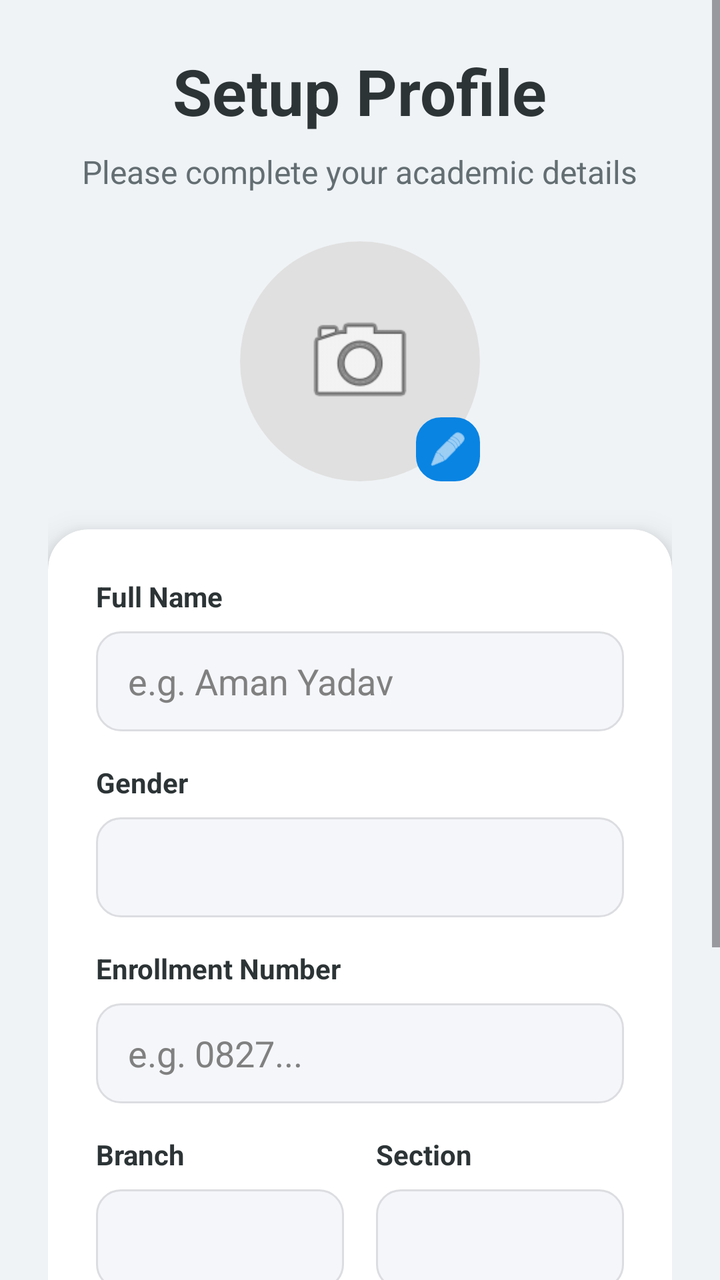
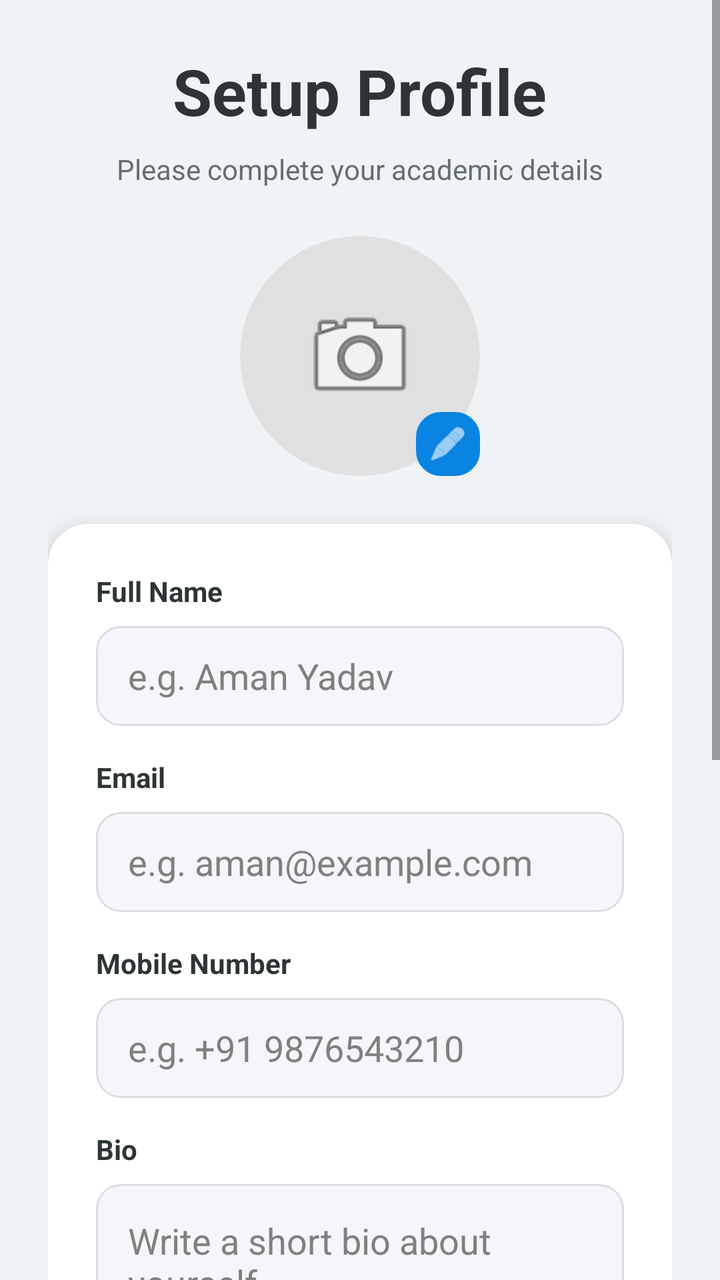

Compare the two renders of this Android layout. The source of the first and the diff that turns it into the second are given below.
<!-- AndroidManifest.xml: application theme Theme.Campus_Sphere -->
<!-- res/layout/activity_user_details.xml -->
<?xml version="1.0" encoding="utf-8"?>
<ScrollView xmlns:android="http://schemas.android.com/apk/res/android"
    xmlns:app="http://schemas.android.com/apk/res-auto"
    android:layout_width="match_parent"
    android:layout_height="match_parent"
    android:fillViewport="true"
    android:background="#EFF3F6">

    <LinearLayout
        android:layout_width="match_parent"
        android:layout_height="wrap_content"
        android:orientation="vertical"
        android:padding="24dp"
        android:gravity="center_horizontal">

        <TextView
            android:layout_width="wrap_content"
            android:layout_height="wrap_content"
            android:text="Setup Profile"
            android:textSize="32sp"
            android:textStyle="bold"
            android:textColor="#2D3436"
            android:layout_marginBottom="8dp"/>

        <TextView
            android:layout_width="wrap_content"
            android:layout_height="wrap_content"
            android:text="Please complete your academic details"
            android:textSize="16sp"
            android:textColor="#636E72"
            android:layout_marginBottom="24dp"/>

        <FrameLayout
            android:layout_width="120dp"
            android:layout_height="120dp"
            android:layout_marginBottom="24dp">

            <androidx.cardview.widget.CardView
                android:layout_width="match_parent"
                android:layout_height="match_parent"
                app:cardCornerRadius="60dp"
                app:cardElevation="0dp">
                <ImageView
                    android:id="@+id/profileImage"
                    android:layout_width="match_parent"
                    android:layout_height="match_parent"
                    android:src="@android:drawable/ic_menu_camera"
                    android:scaleType="centerCrop"
                    android:background="#E0E0E0"
                    android:padding="30dp"/>
            </androidx.cardview.widget.CardView>

            <ImageView
                android:layout_width="32dp"
                android:layout_height="32dp"
                android:src="@android:drawable/ic_menu_edit"
                android:background="@drawable/bg_input_field"
                android:backgroundTint="#0984E3"
                android:padding="6dp"
                android:layout_gravity="bottom|end"
                app:tint="#FFFFFF"/>
        </FrameLayout>

        <androidx.cardview.widget.CardView
            android:layout_width="match_parent"
            android:layout_height="wrap_content"
            app:cardCornerRadius="20dp"
            app:cardElevation="10dp"
            app:cardBackgroundColor="#FFFFFF">

            <LinearLayout
                android:layout_width="match_parent"
                android:layout_height="wrap_content"
                android:orientation="vertical"
                android:padding="24dp">

                <TextView
                    android:layout_width="wrap_content"
                    android:layout_height="wrap_content"
                    android:text="Full Name"
                    android:textStyle="bold"
                    android:textColor="#2D3436"
                    android:layout_marginBottom="8dp"/>
                <EditText
                    android:id="@+id/name"
                    android:layout_width="match_parent"
                    android:layout_height="50dp"
                    android:hint="e.g. Aman Yadav"
                    android:textColor="#000000"
                    android:textColorHint="#808080"
                    android:background="@drawable/bg_input_field"
                    android:paddingStart="16dp"
                    android:paddingEnd="16dp"
                    android:inputType="textPersonName"
                    android:layout_marginBottom="16dp"/>

                <TextView
                    android:layout_width="wrap_content"
                    android:layout_height="wrap_content"
                    android:text="Gender"
                    android:textStyle="bold"
                    android:textColor="#2D3436"
                    android:layout_marginBottom="8dp"/>
                <FrameLayout
                    android:layout_width="match_parent"
                    android:layout_height="50dp"
                    android:background="@drawable/bg_input_field"
                    android:layout_marginBottom="16dp">
                    <Spinner
                        android:id="@+id/genderSpinner"
                        android:layout_width="match_parent"
                        android:layout_height="match_parent"
                        android:background="@null"
                        android:spinnerMode="dropdown"/>
                </FrameLayout>

                <TextView
                    android:layout_width="wrap_content"
                    android:layout_height="wrap_content"
                    android:text="Enrollment Number"
                    android:textStyle="bold"
                    android:textColor="#2D3436"
                    android:layout_marginBottom="8dp"/>
                <EditText
                    android:id="@+id/enrollment"
                    android:layout_width="match_parent"
                    android:layout_height="50dp"
                    android:hint="e.g. 0827..."
                    android:textColor="#000000"
                    android:textColorHint="#808080"
                    android:background="@drawable/bg_input_field"
                    android:paddingStart="16dp"
                    android:paddingEnd="16dp"
                    android:inputType="text"
                    android:layout_marginBottom="16dp"/>

                <LinearLayout
                    android:layout_width="match_parent"
                    android:layout_height="wrap_content"
                    android:orientation="horizontal"
                    android:baselineAligned="false">

                    <LinearLayout
                        android:layout_width="0dp"
                        android:layout_height="wrap_content"
                        android:layout_weight="1"
                        android:orientation="vertical"
                        android:layout_marginEnd="8dp">
                        <TextView
                            android:layout_width="wrap_content"
                            android:layout_height="wrap_content"
                            android:text="Branch"
                            android:textStyle="bold"
                            android:textColor="#2D3436"
                            android:layout_marginBottom="8dp"/>
                        <FrameLayout
                            android:layout_width="match_parent"
                            android:layout_height="50dp"
                            android:background="@drawable/bg_input_field">
                            <Spinner
                                android:id="@+id/branchSpinner"
                                android:layout_width="match_parent"
                                android:layout_height="match_parent"
                                android:background="@null"
                                android:spinnerMode="dropdown"/>
                        </FrameLayout>
                    </LinearLayout>

                    <LinearLayout
                        android:layout_width="0dp"
                        android:layout_height="wrap_content"
                        android:layout_weight="1"
                        android:orientation="vertical"
                        android:layout_marginStart="8dp">
                        <TextView
                            android:layout_width="wrap_content"
                            android:layout_height="wrap_content"
                            android:text="Section"
                            android:textStyle="bold"
                            android:textColor="#2D3436"
                            android:layout_marginBottom="8dp"/>
                        <FrameLayout
                            android:layout_width="match_parent"
                            android:layout_height="50dp"
                            android:background="@drawable/bg_input_field">
                            <Spinner
                                android:id="@+id/sectionSpinner"
                                android:layout_width="match_parent"
                                android:layout_height="match_parent"
                                android:background="@null"
                                android:spinnerMode="dropdown"/>
                        </FrameLayout>
                    </LinearLayout>
                </LinearLayout>

                <TextView
                    android:layout_width="wrap_content"
                    android:layout_height="wrap_content"
                    android:text="Area of Interest"
                    android:textStyle="bold"
                    android:textColor="#2D3436"
                    android:layout_marginTop="16dp"
                    android:layout_marginBottom="8dp"/>
                <EditText
                    android:id="@+id/interest"
                    android:layout_width="match_parent"
                    android:layout_height="50dp"
                    android:hint="e.g. Artificial Intelligence"
                    android:textColor="#000000"
                    android:textColorHint="#808080"
                    android:background="@drawable/bg_input_field"
                    android:paddingStart="16dp"
                    android:paddingEnd="16dp"
                    android:inputType="text"
                    android:layout_marginBottom="24dp"/>

                <Button
                    android:id="@+id/submitBtn"
                    android:layout_width="match_parent"
                    android:layout_height="55dp"
                    android:text="Save Profile"
                    android:textSize="18sp"
                    android:textStyle="bold"
                    android:textColor="#FFFFFF"
                    android:backgroundTint="#0984E3"
                    app:cornerRadius="12dp"/>

            </LinearLayout>
        </androidx.cardview.widget.CardView>
    </LinearLayout>
</ScrollView>
<!-- resources referenced by this layout -->
<resources>
  <!-- drawable bg_input_field (drawable) -->
  <?xml version="1.0" encoding="utf-8"?>
  <shape xmlns:android="http://schemas.android.com/apk/res/android">
      <solid android:color="#F5F6FA" /> <corners android:radius="12dp" /> <stroke android:width="1dp" android:color="#DCDDE1" /> </shape>
  <style name="Theme.Campus_Sphere" parent="Base.Theme.Campus_Sphere" />
  <style name="Base.Theme.Campus_Sphere" parent="Theme.Material3.DayNight.NoActionBar">
          
          
      </style>
</resources>

<!-- the commit's change to res/layout/activity_user_details.xml (unified diff, before → after) -->
@@ -26,7 +26,7 @@
             android:layout_width="wrap_content"
             android:layout_height="wrap_content"
             android:text="Please complete your academic details"
-            android:textSize="16sp"
+            android:textSize="14sp"
             android:textColor="#636E72"
             android:layout_marginBottom="24dp"/>
 
@@ -74,145 +74,42 @@
                 android:orientation="vertical"
                 android:padding="24dp">
 
-                <TextView
-                    android:layout_width="wrap_content"
-                    android:layout_height="wrap_content"
-                    android:text="Full Name"
-                    android:textStyle="bold"
-                    android:textColor="#2D3436"
-                    android:layout_marginBottom="8dp"/>
-                <EditText
-                    android:id="@+id/name"
-                    android:layout_width="match_parent"
-                    android:layout_height="50dp"
-                    android:hint="e.g. Aman Yadav"
-                    android:textColor="#000000"
-                    android:textColorHint="#808080"
-                    android:background="@drawable/bg_input_field"
-                    android:paddingStart="16dp"
-                    android:paddingEnd="16dp"
-                    android:inputType="textPersonName"
-                    android:layout_marginBottom="16dp"/>
+                
+                <TextView android:layout_width="wrap_content" android:layout_height="wrap_content" android:text="Full Name" android:textStyle="bold" android:textColor="#2D3436" android:layout_marginBottom="8dp"/>
+                <EditText android:id="@+id/name" android:layout_width="match_parent" android:layout_height="50dp" android:hint="e.g. Aman Yadav" android:textColor="#000000" android:textColorHint="#808080" android:background="@drawable/bg_input_field" android:paddingStart="16dp" android:paddingEnd="16dp" android:inputType="textPersonName" android:layout_marginBottom="16dp"/>
 
-                <TextView
-                    android:layout_width="wrap_content"
-                    android:layout_height="wrap_content"
-                    android:text="Gender"
-                    android:textStyle="bold"
-                    android:textColor="#2D3436"
-                    android:layout_marginBottom="8dp"/>
-                <FrameLayout
-                    android:layout_width="match_parent"
-                    android:layout_height="50dp"
-                    android:background="@drawable/bg_input_field"
-                    android:layout_marginBottom="16dp">
-                    <Spinner
-                        android:id="@+id/genderSpinner"
-                        android:layout_width="match_parent"
-                        android:layout_height="match_parent"
-                        android:background="@null"
-                        android:spinnerMode="dropdown"/>
-                </FrameLayout>
+                <TextView android:layout_width="wrap_content" android:layout_height="wrap_content" android:text="Email" android:textStyle="bold" android:textColor="#2D3436" android:layout_marginBottom="8dp"/>
+                <EditText android:id="@+id/email" android:layout_width="match_parent" android:layout_height="50dp" android:hint="e.g. aman@example.com" android:textColor="#000000" android:textColorHint="#808080" android:background="@drawable/bg_input_field" android:paddingStart="16dp" android:paddingEnd="16dp" android:inputType="textEmailAddress" android:layout_marginBottom="16dp"/>
 
-                <TextView
-                    android:layout_width="wrap_content"
-                    android:layout_height="wrap_content"
-                    android:text="Enrollment Number"
-                    android:textStyle="bold"
-                    android:textColor="#2D3436"
-                    android:layout_marginBottom="8dp"/>
-                <EditText
-                    android:id="@+id/enrollment"
-                    android:layout_width="match_parent"
-                    android:layout_height="50dp"
-                    android:hint="e.g. 0827..."
-                    android:textColor="#000000"
-                    android:textColorHint="#808080"
-                    android:background="@drawable/bg_input_field"
-                    android:paddingStart="16dp"
-                    android:paddingEnd="16dp"
-                    android:inputType="text"
-                    android:layout_marginBottom="16dp"/>
+                <TextView android:layout_width="wrap_content" android:layout_height="wrap_content" android:text="Mobile Number" android:textStyle="bold" android:textColor="#2D3436" android:layout_marginBottom="8dp"/>
+                <EditText android:id="@+id/mobile" android:layout_width="match_parent" android:layout_height="50dp" android:hint="e.g. +91 9876543210" android:textColor="#000000" android:textColorHint="#808080" android:background="@drawable/bg_input_field" android:paddingStart="16dp" android:paddingEnd="16dp" android:inputType="phone" android:layout_marginBottom="16dp"/>
 
-                <LinearLayout
-                    android:layout_width="match_parent"
-                    android:layout_height="wrap_content"
-                    android:orientation="horizontal"
-                    android:baselineAligned="false">
+                <TextView android:layout_width="wrap_content" android:layout_height="wrap_content" android:text="Bio" android:textStyle="bold" android:textColor="#2D3436" android:layout_marginBottom="8dp"/>
+                <EditText android:id="@+id/bio" android:layout_width="match_parent" android:layout_height="wrap_content" android:minHeight="80dp" android:hint="Write a short bio about yourself..." android:textColor="#000000" android:textColorHint="#808080" android:background="@drawable/bg_input_field" android:padding="16dp" android:gravity="top|start" android:inputType="textMultiLine" android:layout_marginBottom="16dp"/>
 
-                    <LinearLayout
-                        android:layout_width="0dp"
-                        android:layout_height="wrap_content"
-                        android:layout_weight="1"
-                        android:orientation="vertical"
-                        android:layout_marginEnd="8dp">
-                        <TextView
-                            android:layout_width="wrap_content"
-                            android:layout_height="wrap_content"
-                            android:text="Branch"
-                            android:textStyle="bold"
-                            android:textColor="#2D3436"
-                            android:layout_marginBottom="8dp"/>
-                        <FrameLayout
-                            android:layout_width="match_parent"
-                            android:layout_height="50dp"
-                            android:background="@drawable/bg_input_field">
-                            <Spinner
-                                android:id="@+id/branchSpinner"
-                                android:layout_width="match_parent"
-                                android:layout_height="match_parent"
-                                android:background="@null"
-                                android:spinnerMode="dropdown"/>
+                
+                <TextView android:layout_width="wrap_content" android:layout_height="wrap_content" android:text="Enrollment Number" android:textStyle="bold" android:textColor="#2D3436" android:layout_marginBottom="8dp"/>
+                <EditText android:id="@+id/enrollment" android:layout_width="match_parent" android:layout_height="50dp" android:hint="e.g. 0827..." android:textColor="#000000" android:textColorHint="#808080" android:background="@drawable/bg_input_field" android:paddingStart="16dp" android:paddingEnd="16dp" android:inputType="text" android:layout_marginBottom="16dp"/>
+
+                <LinearLayout android:layout_width="match_parent" android:layout_height="wrap_content" android:orientation="horizontal" android:baselineAligned="false" android:layout_marginBottom="16dp">
+                    <LinearLayout android:layout_width="0dp" android:layout_height="wrap_content" android:layout_weight="1" android:orientation="vertical" android:layout_marginEnd="8dp">
+                        <TextView android:layout_width="wrap_content" android:layout_height="wrap_content" android:text="Branch" android:textStyle="bold" android:textColor="#2D3436" android:layout_marginBottom="8dp"/>
+                        <FrameLayout android:layout_width="match_parent" android:layout_height="50dp" android:background="@drawable/bg_input_field">
+                            <Spinner android:id="@+id/branchSpinner" android:layout_width="match_parent" android:layout_height="match_parent" android:background="@null" android:spinnerMode="dropdown"/>
                         </FrameLayout>
                     </LinearLayout>
-
-                    <LinearLayout
-                        android:layout_width="0dp"
-                        android:layout_height="wrap_content"
-                        android:layout_weight="1"
-                        android:orientation="vertical"
-                        android:layout_marginStart="8dp">
-                        <TextView
-                            android:layout_width="wrap_content"
-                            android:layout_height="wrap_content"
-                            android:text="Section"
-                            android:textStyle="bold"
-                            android:textColor="#2D3436"
-                            android:layout_marginBottom="8dp"/>
-                        <FrameLayout
-                            android:layout_width="match_parent"
-                            android:layout_height="50dp"
-                            android:background="@drawable/bg_input_field">
-                            <Spinner
-                                android:id="@+id/sectionSpinner"
-                                android:layout_width="match_parent"
-                                android:layout_height="match_parent"
-                                android:background="@null"
-                                android:spinnerMode="dropdown"/>
+                    <LinearLayout android:layout_width="0dp" android:layout_height="wrap_content" android:layout_weight="1" android:orientation="vertical" android:layout_marginStart="8dp">
+                        <TextView android:layout_width="wrap_content" android:layout_height="wrap_content" android:text="Year" android:textStyle="bold" android:textColor="#2D3436" android:layout_marginBottom="8dp"/>
+                        <FrameLayout android:layout_width="match_parent" android:layout_height="50dp" android:background="@drawable/bg_input_field">
+                            <Spinner android:id="@+id/yearSpinner" android:layout_width="match_parent" android:layout_height="match_parent" android:background="@null" android:spinnerMode="dropdown"/>
                         </FrameLayout>
                     </LinearLayout>
                 </LinearLayout>
 
-                <TextView
-                    android:layout_width="wrap_content"
-                    android:layout_height="wrap_content"
-                    android:text="Area of Interest"
-                    android:textStyle="bold"
-                    android:textColor="#2D3436"
-                    android:layout_marginTop="16dp"
-                    android:layout_marginBottom="8dp"/>
-                <EditText
-                    android:id="@+id/interest"
-                    android:layout_width="match_parent"
-                    android:layout_height="50dp"
-                    android:hint="e.g. Artificial Intelligence"
-                    android:textColor="#000000"
-                    android:textColorHint="#808080"
-                    android:background="@drawable/bg_input_field"
-                    android:paddingStart="16dp"
-                    android:paddingEnd="16dp"
-                    android:inputType="text"
-                    android:layout_marginBottom="24dp"/>
+                <TextView android:layout_width="wrap_content" android:layout_height="wrap_content" android:text="Area of Interest" android:textStyle="bold" android:textColor="#2D3436" android:layout_marginBottom="8dp"/>
+                <EditText android:id="@+id/interest" android:layout_width="match_parent" android:layout_height="50dp" android:hint="e.g. Artificial Intelligence" android:textColor="#000000" android:textColorHint="#808080" android:background="@drawable/bg_input_field" android:paddingStart="16dp" android:paddingEnd="16dp" android:inputType="text" android:layout_marginBottom="24dp"/>
+
+
 
                 <Button
                     android:id="@+id/submitBtn"
<!-- resource entries referenced after the edit -->
@@ -6,8 +6,25 @@
       <solid android:color="#F5F6FA" /> <corners android:radius="12dp" /> <stroke android:width="1dp" android:color="#DCDDE1" /> </shape>
   <style name="Theme.Campus_Sphere" parent="Base.Theme.Campus_Sphere" />
   <style name="Base.Theme.Campus_Sphere" parent="Theme.Material3.DayNight.NoActionBar">
-          
-          
+          <item name="colorPrimary">@color/app_primary</item>
+          <item name="colorOnPrimary">@color/app_on_primary</item>
+          <item name="colorPrimaryContainer">@color/app_primary_container</item>
+          <item name="colorSecondary">@color/app_secondary</item>
+          <item name="colorSecondaryContainer">@color/app_secondary_container</item>
+          <item name="colorSurface">@color/app_surface</item>
+          <item name="colorOnSurface">@color/app_on_surface</item>
+          <item name="colorError">@color/app_error</item>
+          <item name="android:windowBackground">@color/app_background</item>
+          <item name="android:navigationBarColor">@color/app_surface</item>
       </style>
+  <color name="app_primary">#0B3D91</color>
+  <color name="app_on_primary">#FFFFFF</color>
+  <color name="app_primary_container">#DCE7FF</color>
+  <color name="app_secondary">#00B894</color>
+  <color name="app_secondary_container">#D6FFF4</color>
+  <color name="app_surface">#FFFFFF</color>
+  <color name="app_on_surface">#1F2937</color>
+  <color name="app_error">#D63031</color>
+  <color name="app_background">#F6F7FB</color>
 </resources>
 
